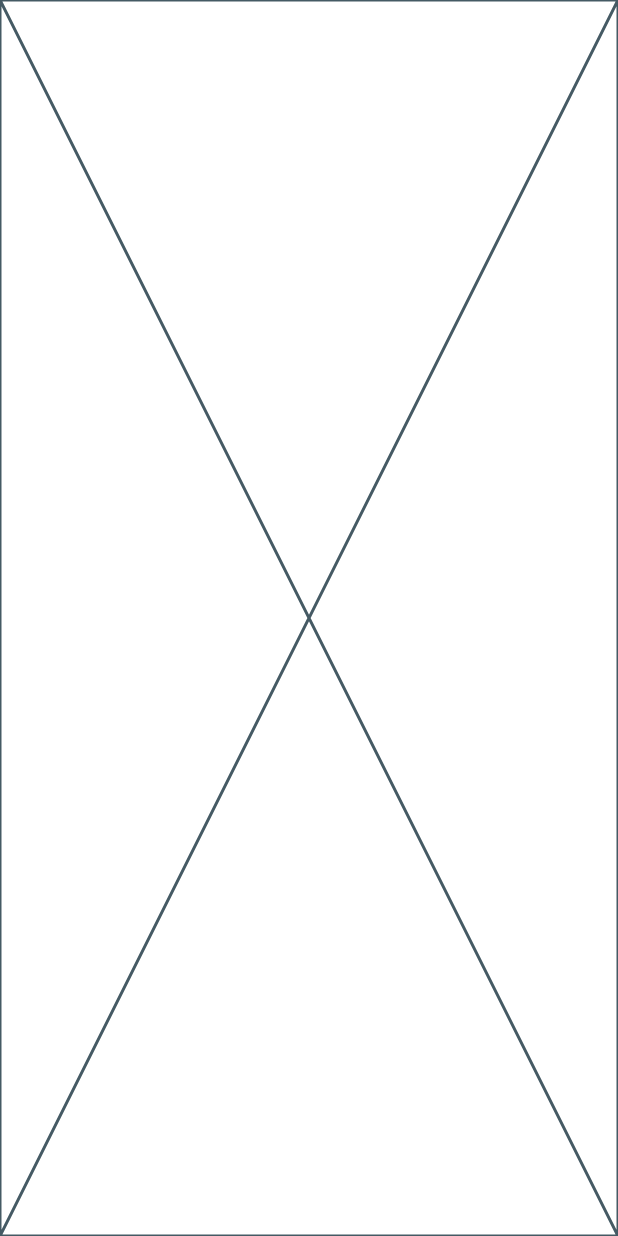
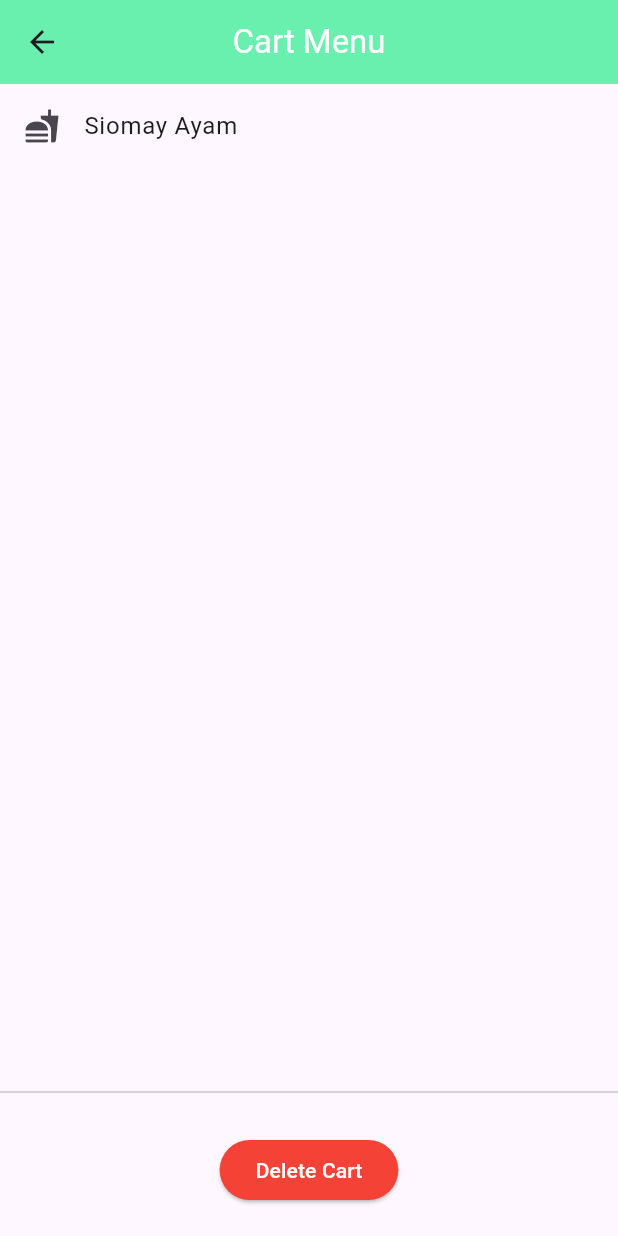
Before and after one commit to abday-wong/catalog_state_management, a Flutter app: the screen it shows after launch, after a tap on the "add box" icon, after a tap on the "shopping cart" icon, on a phone screen of 412 x 824 dp. Run offline on Flutter 3.47's test engine with Material 3 defaults, Android fonts, the phone set to English and light mode, and no system bars.

Commit message:
membuat tampilan cart page

```diff
--- a/lib/features/cart/presentation/pages/cart_page.dart
+++ b/lib/features/cart/presentation/pages/cart_page.dart
@@ -1,10 +1,47 @@
 import 'package:flutter/material.dart';
+import 'package:provider/provider.dart';
+import 'package:week_3_1123150093/features/cart/presentation/providers/cart_provider.dart';
 
 class CartPage extends StatelessWidget {
   const CartPage({super.key});
 
   @override
   Widget build(BuildContext context) {
-    return const Placeholder();
+    var cart = context.watch<CartProvider>();
+
+    return Scaffold(
+      appBar: AppBar(
+        title: const Text('Cart Menu', style: TextStyle(color: Colors.white,),),
+        centerTitle: true,
+        backgroundColor: Colors.greenAccent,
+      ),
+      body: Column(
+        children: [
+          Expanded(
+            child: ListView.builder(
+              itemCount: cart.items.length,
+              itemBuilder: (context, index) {
+                return ListTile(
+                  leading: const Icon(Icons.fastfood),
+                  title: Text(cart.items[index].name),
+                );
+              },
+            ),
+          ),
+          const Divider(),
+          Padding(
+            padding: const EdgeInsets.all(20),
+            child: ElevatedButton(
+              onPressed: () => cart.removeAll(),
+              style: ElevatedButton.styleFrom(backgroundColor: Colors.red),
+              child: const Text(
+                'Delete Cart',
+                style: TextStyle(color: Colors.white),
+              ),
+            ),
+          ),
+        ],
+      ),
+    );
   }
 }
```
